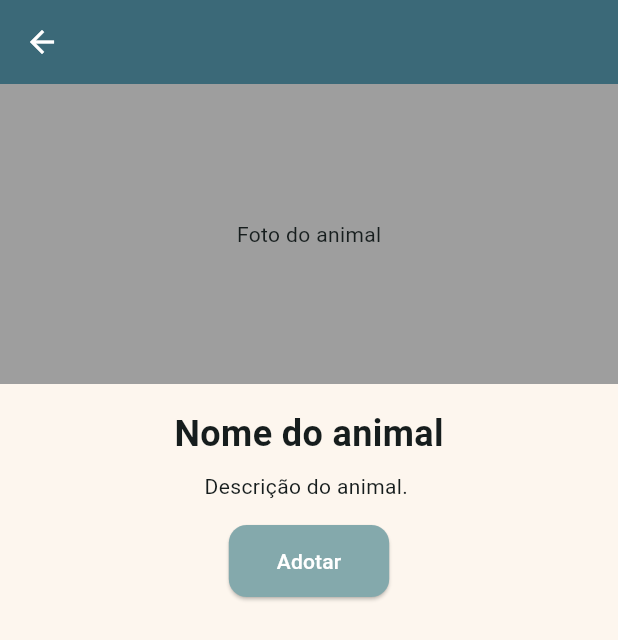
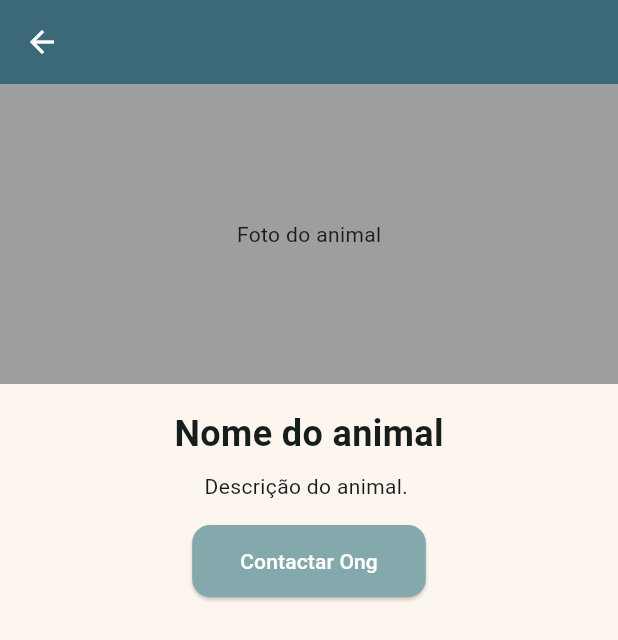
Before and after one commit to GuiAssuno/amigo-eu-estou-aqui, a Flutter app: the DetalheAnimal screen opened directly with empty values, on a phone screen of 412 x 824 dp. Shown: the top 640 px of the screen. Run offline on Flutter 3.47's test engine with Material 3 defaults, Android fonts, the phone set to English and light mode, and no system bars; our stand-ins replace cloud_firestore, device_preview_plus, firebase_auth, firebase_core, geocoding, geolocator and 2 more; accounts and stored records are empty.

Commit message:
att detalhe_animal.dart

```diff
--- a/companheiro/lib/view/animais/detalhe_animal.dart
+++ b/companheiro/lib/view/animais/detalhe_animal.dart
@@ -31,7 +31,7 @@ class DetalheAnimal extends StatelessWidget {
                 onPressed: () {
 
                 },
-                child: Text('Adotar'),
+                child: Text('Contactar Ong'),
               ),
             ],
           ),
```
